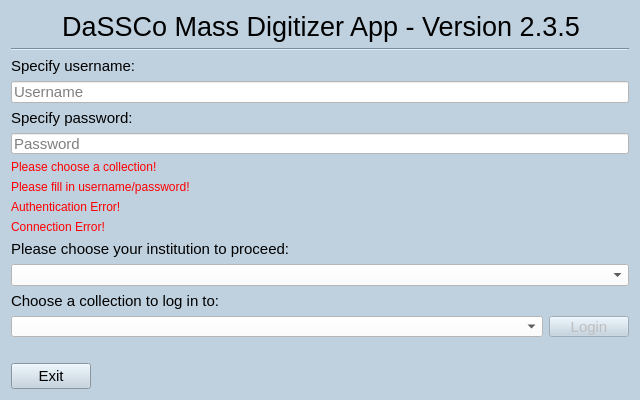
Above: MassDigitizer/ui/homescreen.ui from NHMDenmark/Mass-Digitizer before the change. Below: the same form after it.
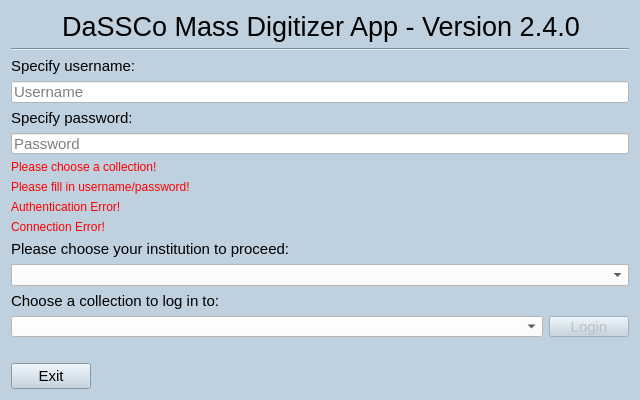
That is the form after the change.

Diff of the .ui file:
```diff
--- a/MassDigitizer/ui/homescreen.ui
+++ b/MassDigitizer/ui/homescreen.ui
@@ -61,7 +61,7 @@
       </font>
      </property>
      <property name="text">
-      <string>DaSSCo Mass Digitizer App - Version 2.3.5</string>
+      <string>DaSSCo Mass Digitizer App - Version 2.4.0</string>
      </property>
      <property name="alignment">
       <set>Qt::AlignmentFlag::AlignCenter</set>
```
